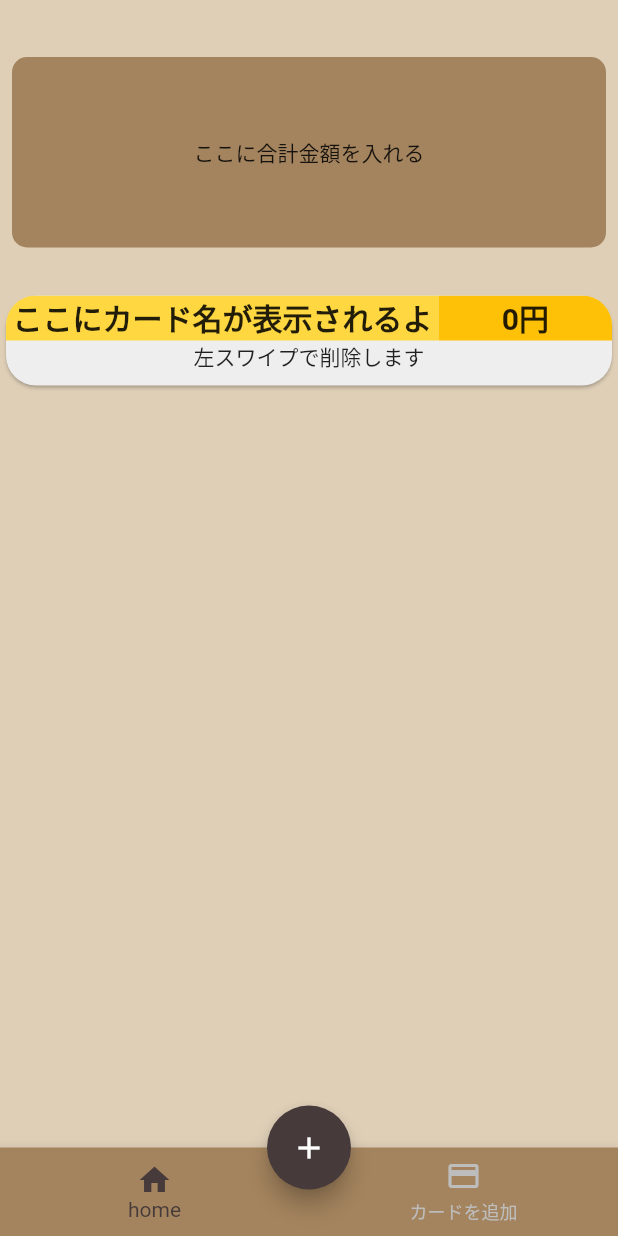
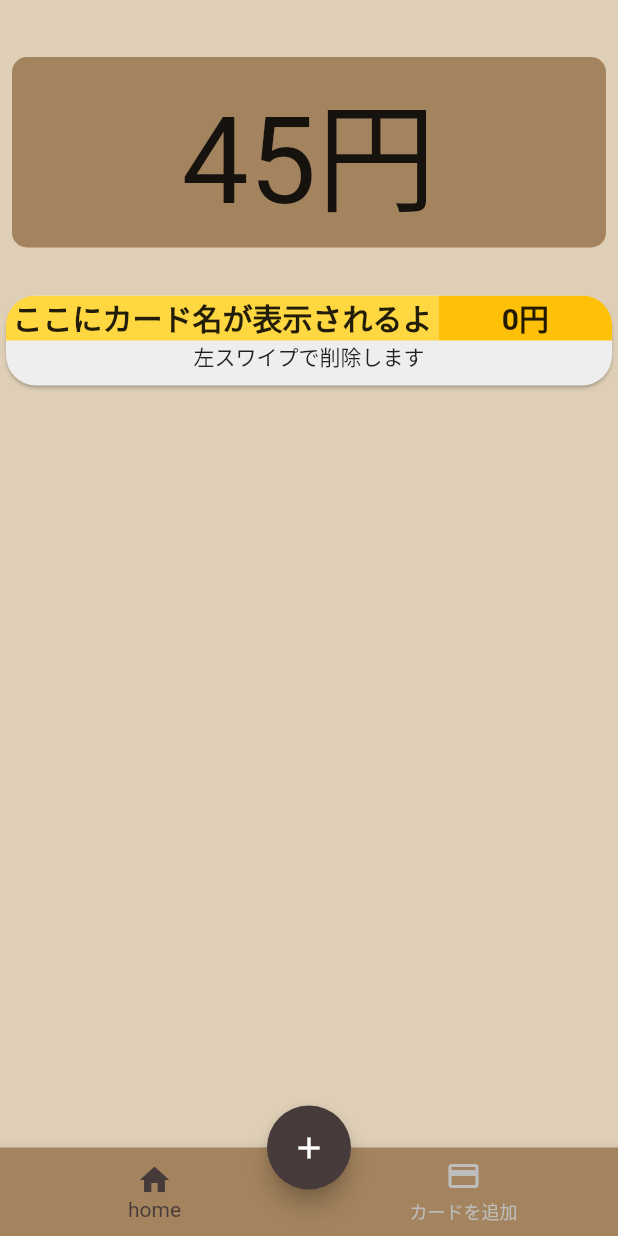
Before and after one commit to koki1126/creditcard-statement-note, a Flutter app: the screen it shows after launch, on a phone screen of 412 x 824 dp. Run offline on Flutter 3.47's test engine with Material 2 defaults, Android fonts, the phone set to English and light mode, and no system bars; our stand-ins replace sqflite; missing offline and left inert: flutter_device_type; accounts and stored records are empty.

Commit message:
合計金額を表示できるようにした

```diff
--- a/lib/home_page.dart
+++ b/lib/home_page.dart
@@ -15,8 +15,19 @@ class TotalPage extends StatefulWidget {
 }
 
 DatabaseHelper databaseHelper = DatabaseHelper();
+dynamic totalPrice = 45;
+
+convertTotalPrice() async {
+  totalPrice = await databaseHelper.calcCreditcatdStatements();
+}
 
 class _TotalPageState extends State<TotalPage> {
+  @override
+  void initState() {
+    super.initState();
+    convertTotalPrice();
+  }
+
   @override
   Widget build(BuildContext context) {
     return SafeArea(
@@ -36,9 +47,10 @@ class _TotalPageState extends State<TotalPage> {
                   color: kbackgroundColor2,
                   borderRadius: BorderRadius.circular(10),
                 ),
-                child: const Center(
+                child: Center(
                   child: Text(
-                    'ここに合計金額を入れる',
+                    '$totalPrice円',
+                    style: const TextStyle(fontSize: 80),
                   ),
                 ),
               ),
@@ -50,7 +62,6 @@ class _TotalPageState extends State<TotalPage> {
           Expanded(
             flex: 4,
             //TODO StreamBuilderで書き換える
-
             child: FutureBuilder<Object>(
                 future: databaseHelper.creditCardStatements(),
                 builder: (BuildContext context, AsyncSnapshot snapshot) {
@@ -71,7 +82,7 @@ class _TotalPageState extends State<TotalPage> {
                       ),
                     );
                   } else {
-                    return CircularProgressIndicator();
+                    return const CircularProgressIndicator();
                   }
                 }),
           ),
```
Also changed, not shown: lib/database_helper.dart (+12 -0 lines).
